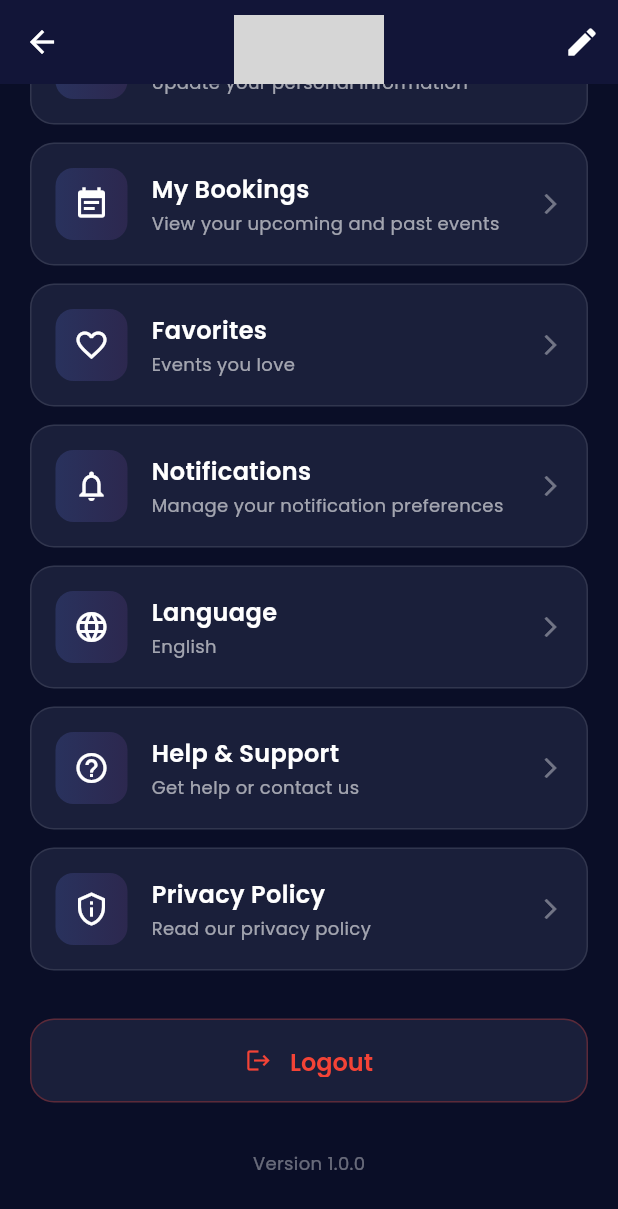
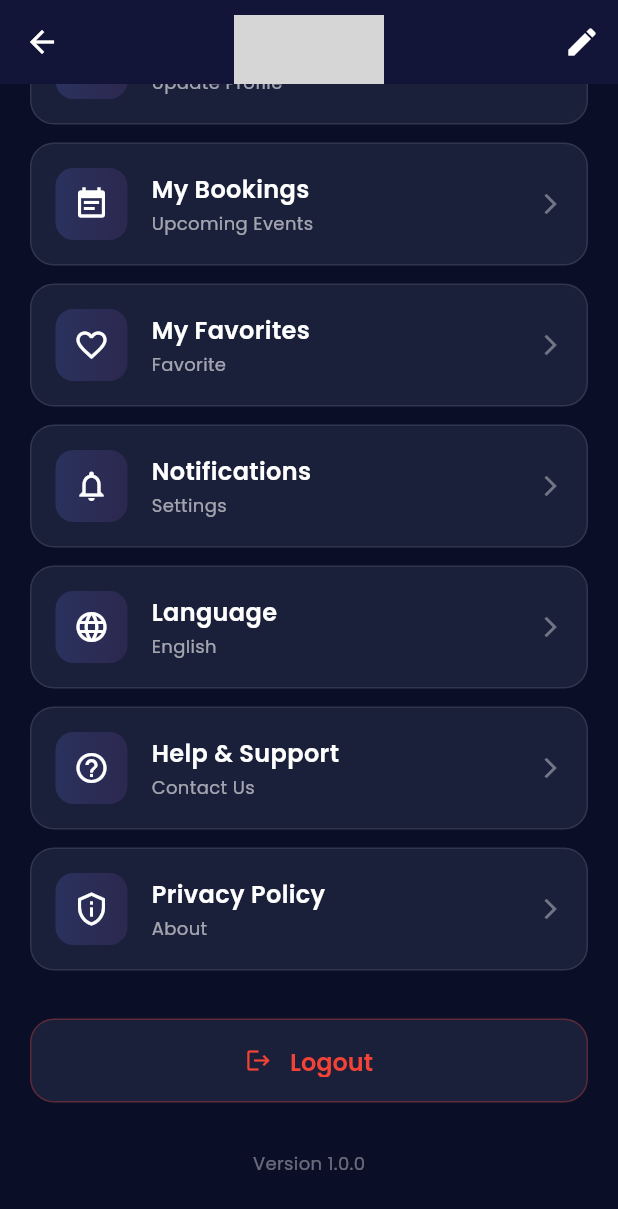
Before and after one commit to Gaythra2001/Festio_lk, a Flutter app: the ModernProfileScreen screen opened directly, scrolled down 491 dp, on a phone screen of 412 x 824 dp. Shown: the top 1209 px of the screen. Run offline on Flutter 3.47's test engine with Material 3 defaults, Android fonts, the phone set to English and light mode, and no system bars; our stand-ins replace cloud_firestore, easy_localization, firebase_auth, firebase_core, firebase_storage, google_fonts and 2 more; accounts and stored records are empty; generated files the repository leaves out were written again; network calls fail; grey boxes are pictures that could not be loaded.

Commit message:
Isses fix

```diff
--- a/assets/translations/en.json
+++ b/assets/translations/en.json
@@ -50,6 +50,7 @@
   "event_description": "Event Description",
   "event_category": "Event Category",
   "event_image": "Event Image",
+  "event_calendar": "Event Calendar",
   "submit": "Submit",
   "cancel": "Cancel",
   "save": "Save",
--- a/assets/translations/si.json
+++ b/assets/translations/si.json
@@ -50,6 +50,7 @@
   "event_description": "සිදුවීමේ විස්තරය",
   "event_category": "සිදුවීමේ වර්ගය",
   "event_image": "සිදුවීමේ රූපය",
+  "event_calendar": "සිදුවීම් දිනදර්ශනය",
   "submit": "ඉදිරිපත් කරන්න",
   "cancel": "අවලංගු කරන්න",
   "save": "සුරකින්න",
--- a/assets/translations/ta.json
+++ b/assets/translations/ta.json
@@ -50,6 +50,7 @@
   "event_description": "நிகழ்வு விளக்கம்",
   "event_category": "நிகழ்வு வகை",
   "event_image": "நிகழ்வு படம்",
+  "event_calendar": "நிகழ்வு நாட்காட்டி",
   "submit": "சமர்ப்பிக்கவும்",
   "cancel": "ரத்துசெய்க",
   "save": "சேமிக்கவும்",
--- a/lib/screens/profile/modern_profile_screen.dart
+++ b/lib/screens/profile/modern_profile_screen.dart
@@ -1,6 +1,8 @@
 import 'package:flutter/material.dart';
 import 'package:google_fonts/google_fonts.dart';
+import 'package:easy_localization/easy_localization.dart';
 import 'dart:ui';
+import '../../widgets/language_selector.dart';
 
 class ModernProfileScreen extends StatelessWidget {
   const ModernProfileScreen({super.key});
@@ -134,8 +136,8 @@ class ModernProfileScreen extends StatelessWidget {
                   // Menu Items
                   _buildMenuItem(
                     icon: Icons.person_outline,
-                    title: 'Edit Profile',
-                    subtitle: 'Update your personal information',
+                    title: 'edit'.tr(),
+                    subtitle: 'update_profile'.tr(),
                     onTap: () {},
                   ),
 
@@ -143,8 +145,8 @@ class ModernProfileScreen extends StatelessWidget {
 
                   _buildMenuItem(
                     icon: Icons.event_note,
-                    title: 'My Bookings',
-                    subtitle: 'View your upcoming and past events',
+                    title: 'bookings'.tr(),
+                    subtitle: 'upcoming_events'.tr(),
                     onTap: () {},
                   ),
 
@@ -152,8 +154,8 @@ class ModernProfileScreen extends StatelessWidget {
 
                   _buildMenuItem(
                     icon: Icons.favorite_border,
-                    title: 'Favorites',
-                    subtitle: 'Events you love',
+                    title: 'my_favorites'.tr(),
+                    subtitle: 'favorite'.tr(),
                     onTap: () {},
                   ),
 
@@ -161,26 +163,29 @@ class ModernProfileScreen extends StatelessWidget {
 
                   _buildMenuItem(
                     icon: Icons.notifications_outlined,
-                    title: 'Notifications',
-                    subtitle: 'Manage your notification preferences',
+                    title: 'notifications'.tr(),
+                    subtitle: 'settings'.tr(),
                     onTap: () {},
                   ),
 
                   const SizedBox(height: 12),
 
-                  _buildMenuItem(
-                    icon: Icons.language,
-                    title: 'Language',
-                    subtitle: 'English',
-                    onTap: () {},
+                  Builder(
+                    builder: (context) => _buildMenuItem(
+                      icon: Icons.language,
+                      title: 'language'.tr(),
+                      subtitle: context.locale.languageCode == 'si' ? 'සිංහල' :
+                                context.locale.languageCode == 'ta' ? 'தமிழ்' : 'English',
+                      onTap: () => showLanguageSelector(context),
+                    ),
                   ),
 
                   const SizedBox(height: 12),
 
                   _buildMenuItem(
                     icon: Icons.help_outline,
-                    title: 'Help & Support',
-                    subtitle: 'Get help or contact us',
+                    title: 'help_support'.tr(),
+                    subtitle: 'contact_us'.tr(),
                     onTap: () {},
                   ),
 
@@ -188,8 +193,8 @@ class ModernProfileScreen extends StatelessWidget {
 
                   _buildMenuItem(
                     icon: Icons.privacy_tip_outlined,
-                    title: 'Privacy Policy',
-                    subtitle: 'Read our privacy policy',
+                    title: 'privacy_policy'.tr(),
+                    subtitle: 'about'.tr(),
                     onTap: () {},
                   ),
 
@@ -224,7 +229,7 @@ class ModernProfileScreen extends StatelessWidget {
                           ),
                           const SizedBox(width: 12),
                           Text(
-                            'Logout',
+                            'logout'.tr(),
                             style: GoogleFonts.poppins(
                               fontSize: 16,
                               fontWeight: FontWeight.w600,
```
Also changed, not shown: lib/screens/home/modern_home_screen.dart (+12 -5 lines), 1 other file.
